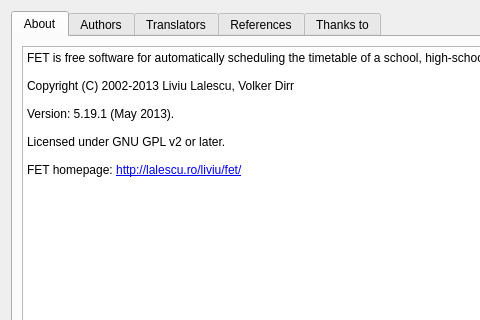
The window that fet/src/interface/helpaboutform_template.ui (vonmecheln/fet) describes before a commit, drawn with Qt 5; both pictures show x 0 to 480 and y 0 to 320 of the 690 by 430 pixel window.
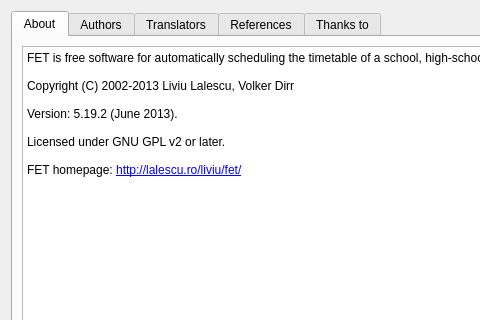
The same window after the commit.

Patch:
```diff
--- a/fet/src/interface/helpaboutform_template.ui
+++ b/fet/src/interface/helpaboutform_template.ui
@@ -44,7 +44,7 @@
 &lt;p style=&quot;-qt-paragraph-type:empty; margin-top:0px; margin-bottom:0px; margin-left:0px; margin-right:0px; -qt-block-indent:0; text-indent:0px; font-family:'Sans Serif'; font-size:9pt;&quot;&gt;&lt;br /&gt;&lt;/p&gt;
 &lt;p style=&quot; margin-top:0px; margin-bottom:0px; margin-left:0px; margin-right:0px; -qt-block-indent:0; text-indent:0px;&quot;&gt;&lt;span style=&quot; font-family:'Sans Serif'; font-size:9pt;&quot;&gt;Copyright (C) 2002-2013 Liviu Lalescu, Volker Dirr&lt;/span&gt;&lt;/p&gt;
 &lt;p style=&quot;-qt-paragraph-type:empty; margin-top:0px; margin-bottom:0px; margin-left:0px; margin-right:0px; -qt-block-indent:0; text-indent:0px; font-family:'Sans Serif'; font-size:9pt;&quot;&gt;&lt;br /&gt;&lt;/p&gt;
-&lt;p style=&quot; margin-top:0px; margin-bottom:0px; margin-left:0px; margin-right:0px; -qt-block-indent:0; text-indent:0px;&quot;&gt;&lt;span style=&quot; font-family:'Sans Serif'; font-size:9pt;&quot;&gt;Version: 5.19.1 (May 2013).&lt;/span&gt;&lt;/p&gt;
+&lt;p style=&quot; margin-top:0px; margin-bottom:0px; margin-left:0px; margin-right:0px; -qt-block-indent:0; text-indent:0px;&quot;&gt;&lt;span style=&quot; font-family:'Sans Serif'; font-size:9pt;&quot;&gt;Version: 5.19.2 (June 2013).&lt;/span&gt;&lt;/p&gt;
 &lt;p style=&quot;-qt-paragraph-type:empty; margin-top:0px; margin-bottom:0px; margin-left:0px; margin-right:0px; -qt-block-indent:0; text-indent:0px; font-family:'Sans Serif'; font-size:9pt;&quot;&gt;&lt;br /&gt;&lt;/p&gt;
 &lt;p style=&quot; margin-top:0px; margin-bottom:0px; margin-left:0px; margin-right:0px; -qt-block-indent:0; text-indent:0px;&quot;&gt;&lt;span style=&quot; font-family:'Sans Serif'; font-size:9pt;&quot;&gt;Licensed under GNU GPL v2 or later.&lt;/span&gt;&lt;/p&gt;
 &lt;p style=&quot;-qt-paragraph-type:empty; margin-top:0px; margin-bottom:0px; margin-left:0px; margin-right:0px; -qt-block-indent:0; text-indent:0px; font-family:'Sans Serif'; font-size:9pt;&quot;&gt;&lt;br /&gt;&lt;/p&gt;
```
